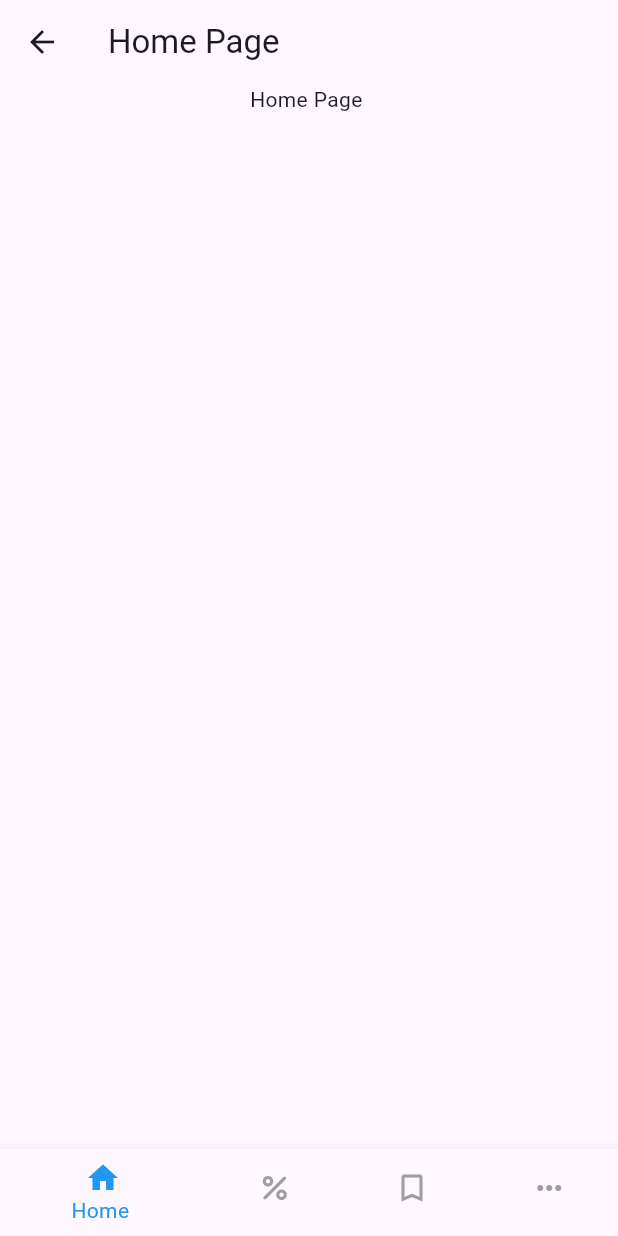
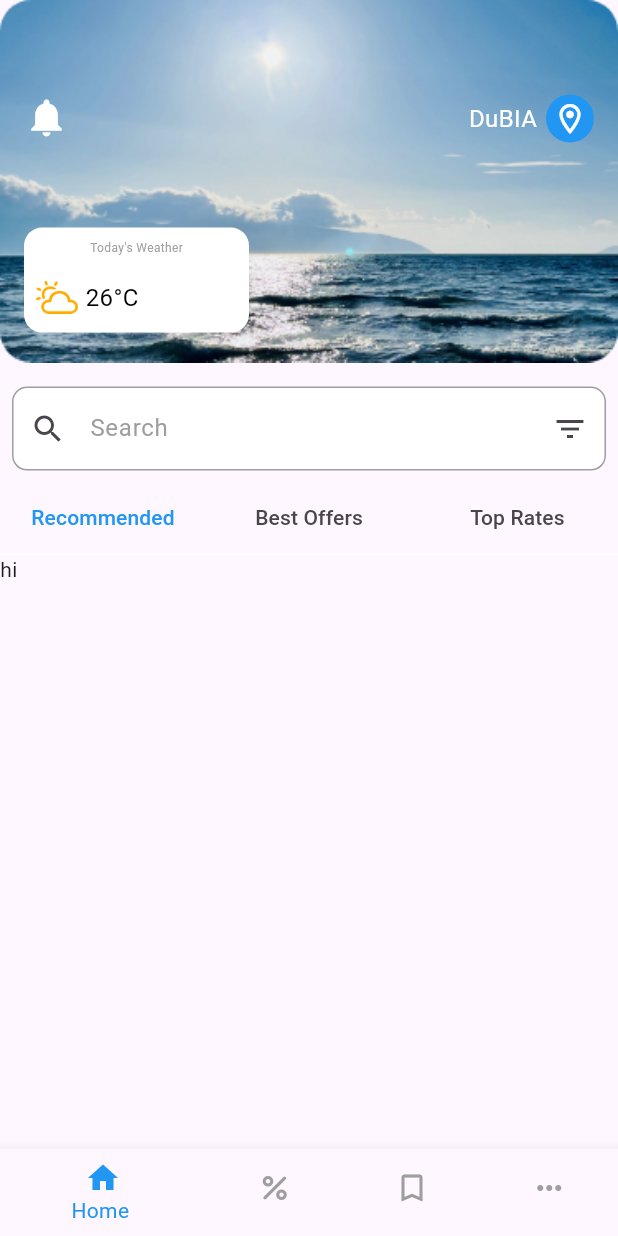
Before and after one commit to mahmoudrabie97/traveller_station, a Flutter app: the RootPage screen opened directly, on a phone screen of 412 x 824 dp. Run offline on Flutter 3.47's test engine with Material 3 defaults, Android fonts, the light colour scheme and no system bars; our stand-ins replace flutter_bloc, intl_phone_field.

Commit message:
adding stack in home page

```diff
--- a/lib/main.dart
+++ b/lib/main.dart
@@ -16,6 +16,7 @@ class MyApp extends StatelessWidget {
     return BlocProvider(
       create: (context) => AuthCubit(),
       child: MaterialApp(
+          debugShowCheckedModeBanner: false,
           title: 'Flutter Demo',
           theme: ThemeData(
             colorScheme: ColorScheme.fromSeed(seedColor: Colors.deepPurple),
--- a/lib/pages/Auth_page/login_page/widgets/login_body.dart
+++ b/lib/pages/Auth_page/login_page/widgets/login_body.dart
@@ -6,6 +6,7 @@ import 'package:traveller_station/cubit/auth_cubit/auth_cubit.dart';
 import 'package:traveller_station/cubit/auth_cubit/auth_states.dart';
 import 'package:traveller_station/pages/Auth_page/register_page/sign_up_page.dart';
 import 'package:traveller_station/pages/Auth_page/reset_password_page/reset_password.dart';
+import 'package:traveller_station/pages/welcome_screen/welcome_page.dart';
 import 'package:traveller_station/root_page.dart';
 import 'package:traveller_station/utilites/extentionhelper.dart';
 import 'package:traveller_station/utilites/widgets/custombutton.dart';
@@ -173,7 +174,7 @@ class LoginBody extends StatelessWidget {
                     buttonText: 'Login',
                     onPressed: () {
                       if (_formkey.currentState!.validate()) {
-                        context.push(const RootPage());
+                        context.push(const WelcomPage());
                       }
                     },
                     buttonColor: Colors.blue,
--- a/lib/pages/home_page/home_page.dart
+++ b/lib/pages/home_page/home_page.dart
@@ -1,17 +1,50 @@
 import 'package:flutter/material.dart';
+import 'package:traveller_station/pages/home_page/widgets/stack_item_widget.dart';
+import 'package:traveller_station/pages/home_page/widgets/tabBarItem_widget.dart';
+import 'package:traveller_station/pages/home_page/widgets/tab_bar_view_items.dart';
+import 'package:traveller_station/utilites/widgets/customtextformfield.dart';
 
-class HomePage extends StatelessWidget {
-  const HomePage({super.key});
+class HomePage extends StatefulWidget {
+  HomePage({super.key});
+
+  @override
+  State<HomePage> createState() => _HomePageState();
+}
+
+class _HomePageState extends State<HomePage> with TickerProviderStateMixin {
+  final TextEditingController _searchcontroller = TextEditingController();
 
   @override
   Widget build(BuildContext context) {
+    TabController _tabController = TabController(length: 3, vsync: this);
+
     return Scaffold(
-      appBar: AppBar(
-        title: Text('Home Page'),
-      ),
-      body: Center(
+      body: SingleChildScrollView(
         child: Column(
-          children: [Center(child: Text('Home Page '))],
+          children: [
+            const StackItemWidget(),
+            const SizedBox(
+              height: 8,
+            ),
+            Padding(
+              padding: const EdgeInsets.all(8.0),
+              child: CustomTextFormField(
+                controller: _searchcontroller,
+                hintText: 'Search',
+                perfixicon: Icons.search,
+                suffixicon: Icons.filter_list,
+                hinnntcolr: Colors.grey,
+                validator: (value) {
+                  if (value!.isEmpty) {
+                    return 'please enter the letter or the word that dou you want to search ';
+                  }
+                  return null;
+                },
+              ),
+            ),
+            TabBarItemWidget(tabController: _tabController),
+            TabBarViewWidgets(tabController: _tabController)
+          ],
         ),
       ),
     );
--- /dev/null
+++ b/lib/pages/home_page/widgets/recommended_item.dart
@@ -0,0 +1,12 @@
+import 'package:flutter/material.dart';
+
+class RecommendeItem extends StatelessWidget {
+  const RecommendeItem({
+    super.key,
+  });
+
+  @override
+  Widget build(BuildContext context) {
+    return Text('hi');
+  }
+}
--- /dev/null
+++ b/lib/pages/home_page/widgets/stack_item_widget.dart
@@ -0,0 +1,92 @@
+import 'package:flutter/material.dart';
+import 'package:traveller_station/utilites/widgets/customtext.dart';
+
+class StackItemWidget extends StatelessWidget {
+  const StackItemWidget({
+    super.key,
+  });
+
+  @override
+  Widget build(BuildContext context) {
+    return Stack(
+      children: [
+        SizedBox(
+          width: double.infinity,
+          child: Image.asset(
+            'assets/images/Mask Group 3.png',
+            fit: BoxFit.cover,
+          ),
+        ),
+        const Positioned(
+            top: 63,
+            right: 16,
+            child: Row(
+              children: [
+                CustomText(
+                  text: 'DuBIA',
+                  color: Colors.white,
+                ),
+                SizedBox(
+                  width: 6,
+                ),
+                CircleAvatar(
+                  radius: 16,
+                  backgroundColor: Colors.blue,
+                  child: Icon(
+                    Icons.location_on_outlined,
+                    color: Colors.white,
+                  ),
+                )
+              ],
+            )),
+        const Positioned(
+          top: 63,
+          left: 16,
+          child: Icon(
+            Icons.notifications,
+            size: 30,
+            color: Colors.white,
+          ),
+        ),
+        Positioned(
+            bottom: 20,
+            left: 16,
+            child: Container(
+              width: 150,
+              height: 70,
+              decoration: BoxDecoration(
+                  borderRadius: BorderRadius.circular(12), color: Colors.white),
+              child: Column(
+                children: [
+                  const Center(
+                    child: Padding(
+                      padding: EdgeInsets.all(8.0),
+                      child: CustomText(
+                        text: 'Today\'s Weather',
+                        fontSize: 8,
+                        color: Colors.grey,
+                      ),
+                    ),
+                  ),
+                  Padding(
+                    padding: const EdgeInsets.all(8.0),
+                    child: Row(
+                      children: [
+                        Image.asset(
+                          'assets/images/Icon.png',
+                          width: 28,
+                        ),
+                        SizedBox(
+                          width: 5,
+                        ),
+                        CustomText(text: '26°C')
+                      ],
+                    ),
+                  )
+                ],
+              ),
+            )),
+      ],
+    );
+  }
+}
--- /dev/null
+++ b/lib/pages/home_page/widgets/tab_bar_view_items.dart
@@ -0,0 +1,26 @@
+import 'package:flutter/material.dart';
+import 'package:traveller_station/pages/home_page/widgets/best_offer_item.dart';
+import 'package:traveller_station/pages/home_page/widgets/recommended_item.dart';
+import 'package:traveller_station/pages/home_page/widgets/top_rated_item.dart';
+
+class TabBarViewWidgets extends StatelessWidget {
+  const TabBarViewWidgets({
+    super.key,
+    required TabController tabController,
+  }) : _tabController = tabController;
+
+  final TabController _tabController;
+
+  @override
+  Widget build(BuildContext context) {
+    return SizedBox(
+      width: double.maxFinite,
+      height: 300,
+      child: TabBarView(controller: _tabController, children: const [
+        RecommendeItem(),
+        BestOfferItem(),
+        TopRatedItem(),
+      ]),
+    );
+  }
+}
--- /dev/null
+++ b/lib/pages/home_page/widgets/tabbarItem_widget.dart
@@ -0,0 +1,34 @@
+import 'package:flutter/material.dart';
+
+class TabBarItemWidget extends StatelessWidget {
+  const TabBarItemWidget({
+    super.key,
+    required TabController tabController,
+  }) : _tabController = tabController;
+
+  final TabController _tabController;
+
+  @override
+  Widget build(BuildContext context) {
+    return Container(
+      child: TabBar(
+          controller: _tabController,
+          labelColor: Colors.blue,
+          dividerColor: Colors.white,
+          indicator: BoxDecoration(),
+
+          //labelColor: Colors.grey,
+          tabs: const [
+            Tab(
+              text: 'Recommended',
+            ),
+            Tab(
+              text: 'Best Offers',
+            ),
+            Tab(
+              text: ' Top Rates',
+            ),
+          ]),
+    );
+  }
+}
--- a/lib/root_page.dart
+++ b/lib/root_page.dart
@@ -14,7 +14,7 @@ class RootPage extends StatefulWidget {
 class _RootPageState extends State<RootPage> {
   int currentindex = 0;
   final List<Widget> pages = <Widget>[
-    const HomePage(),
+    HomePage(),
     const OfferPage(),
     const ReserverationPage(),
     const MorePage(),
--- a/pubspec.yaml
+++ b/pubspec.yaml
@@ -63,8 +63,8 @@ flutter:
   uses-material-design: true
 
   # To add assets to your application, add an assets section, like this:
-  # assets:
-  #   - images/a_dot_burr.jpeg
+  assets:
+    - assets/images/
   #   - images/a_dot_ham.jpeg
 
   # An image asset can refer to one or more resolution-specific "variants", see
```
Also changed, not shown: lib/pages/home_page/widgets/best_offer_item.dart (added, +12 -0 lines), lib/pages/home_page/widgets/top_rated_item.dart (added, +12 -0 lines), lib/pages/welcome_screen/welcome_page.dart (added, +128 -0 lines), lib/pages/welcome_screen/widgets/snap_list.dart (added, +31 -0 lines), assets/images/Icon.png (added), assets/images/Left Card.png (added), assets/images/Mask Group 3.png (added), assets/images/Mask by Mask.png (added), assets/images/Right Card.png (added).
